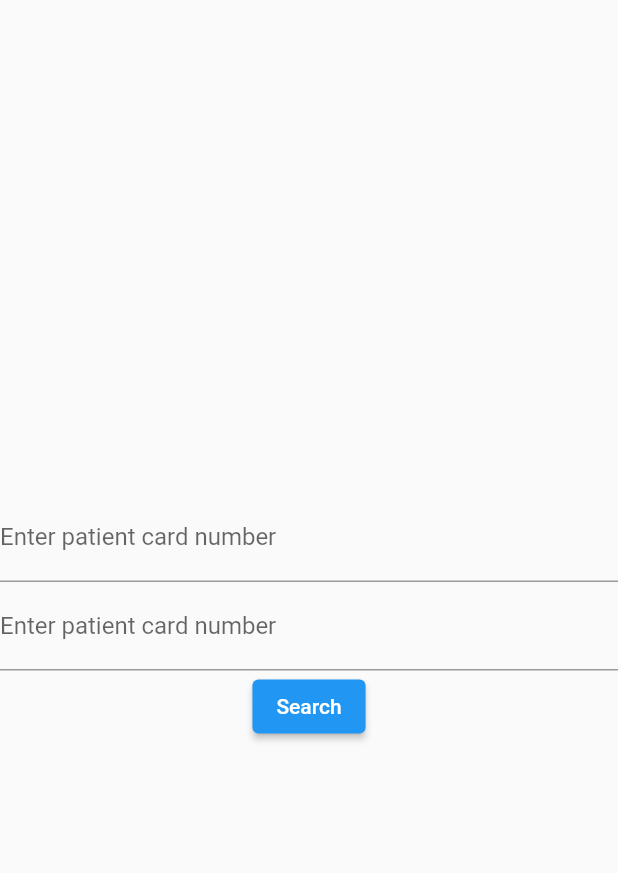
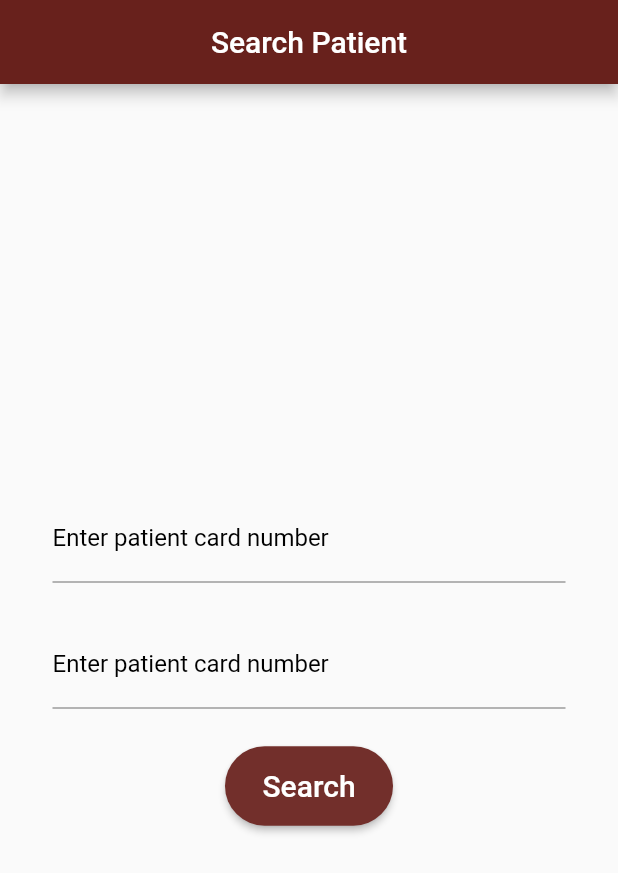
Before and after one commit to ank809/Hospital-App, a Flutter app: the SearchPatient screen opened directly, on a phone screen of 412 x 824 dp. Shown: the top 873 px of the screen. Run offline on Flutter 3.47's test engine with Material 2 defaults, Android fonts, the phone set to English and light mode, and no system bars; our stand-ins replace cloud_firestore, firebase_core, firebase_storage, gap, get, image_picker; accounts and stored records are empty.

Commit message:
changes made in ui

```diff
--- a/lib/views/screens/reports.dart
+++ b/lib/views/screens/reports.dart
@@ -17,7 +17,7 @@ class _ReportsPageState extends State<ReportsPage> {
   @override
   Widget build(BuildContext context) {
     return Scaffold(
-      appBar:AppBar(title: Text('Your reports'), backgroundColor: const Color.fromARGB(255, 173, 58, 50),
+      appBar:AppBar(title: widget.isPatient?Text('Your reports'): Text('Patient\'s report'), backgroundColor: const Color.fromARGB(255, 173, 58, 50),
       actions: [
         IconButton(onPressed: (){
           Get.to(CompanyScreen(isPatient: widget.isPatient, isDoctor: !widget.isPatient,));
--- a/lib/views/screens/search_patient.dart
+++ b/lib/views/screens/search_patient.dart
@@ -1,7 +1,9 @@
 import 'package:flutter/material.dart';
+import 'package:gap/gap.dart';
 import 'package:get/get.dart';
 import 'package:hospital_app/views/screens/home.dart';
 import 'package:hospital_app/views/screens/main_screen.dart';
+
 class SearchPatient extends StatefulWidget {
   const SearchPatient({super.key});
 
@@ -10,12 +12,14 @@ class SearchPatient extends StatefulWidget {
 }
 
 class _SearchPatientState extends State<SearchPatient> {
-  final _cardController= TextEditingController();
-  final _cvvController= TextEditingController();
+  final _cardController = TextEditingController();
+  final _cvvController = TextEditingController();
   @override
   Widget build(BuildContext context) {
     return Scaffold(
+      appBar: AppBar(title: Text('Search Patient'), centerTitle: true, backgroundColor: const Color.fromARGB(255, 104, 33, 28),),
       body: Container(
+        margin: EdgeInsets.all(35.0),
         height: MediaQuery.of(context).size.height,
         width: MediaQuery.of(context).size.width,
         child: Column(
@@ -25,18 +29,39 @@ class _SearchPatientState extends State<SearchPatient> {
               controller: _cardController,
               decoration: const InputDecoration(
                 labelText: 'Enter patient card number',
-
+                focusedBorder: UnderlineInputBorder(
+                ),
+                focusColor: Colors.black,
+                labelStyle: TextStyle(color: Colors.black)
               ),
             ),
+            Gap(25.0),
             TextFormField(
               controller: _cvvController,
-              decoration:const InputDecoration(
+              decoration: const InputDecoration(
+                focusedBorder: UnderlineInputBorder(),
                 labelText: 'Enter patient card number',
+                focusColor: Colors.black,
+                labelStyle: TextStyle(color: Colors.black)
               ),
             ),
-            ElevatedButton(onPressed: (){
-              Get.to(MainScreen(card_no: _cardController.text, cvv: _cvvController.text, isPatient: false));
-            }, child: Text('Search'))
+            Gap(25.0),
+            ElevatedButton(
+                style: ElevatedButton.styleFrom(
+                    shape: StadiumBorder(),
+                    padding: EdgeInsets.only(
+                        left: 25.0, right: 25.0, top: 15.0, bottom: 15.0),
+                        backgroundColor: const Color.fromARGB(255, 114, 47, 43)),
+                onPressed: () {
+                  Get.to(MainScreen(
+                      card_no: _cardController.text,
+                      cvv: _cvvController.text,
+                      isPatient: false));
+                },
+                child: Text(
+                  'Search',
+                  style: TextStyle(fontSize: 20.0),
+                ))
           ],
         ),
       ),
--- a/lib/views/screens/upload.dart
+++ b/lib/views/screens/upload.dart
@@ -28,7 +28,7 @@ class _UploadDetailsState extends State<UploadDetails> {
           children: [
             Container(
               decoration: BoxDecoration(
-                color: const Color.fromARGB(255, 214, 205, 205),
+                color: Colors.white,
                 border: Border.all(color: Colors.black),
               ),
               height: MediaQuery.of(context).size.height * 0.7,
@@ -75,6 +75,9 @@ class _UploadDetailsState extends State<UploadDetails> {
                       if (downurl != null) {
                         if(widget.isPatient){
                           Update_Insurance.upload_image(widget.cardno, downurl, false);
+                          setState(() {
+                            imgpath=null;
+                          });
                         }
                        else{
                         Patient_Details.update_details(widget.cardno, downurl);
```
Also changed, not shown: lib/views/authentication/login.dart (+77 -46 lines), lib/views/screens/insurance_company.dart (+4 -4 lines).
